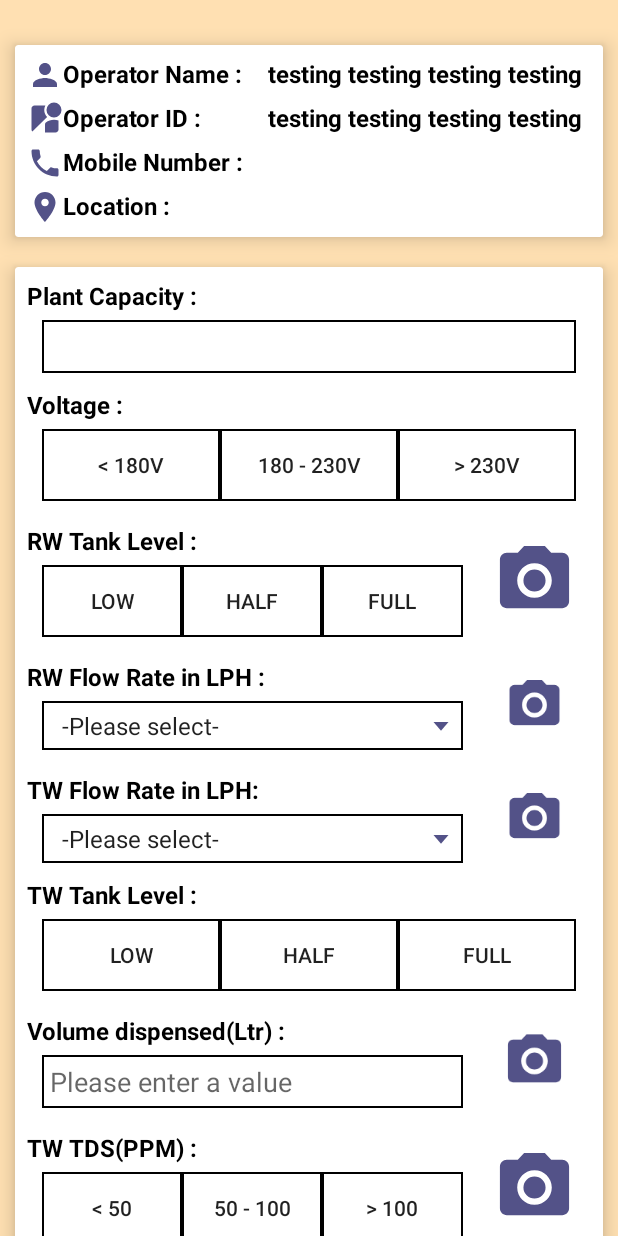
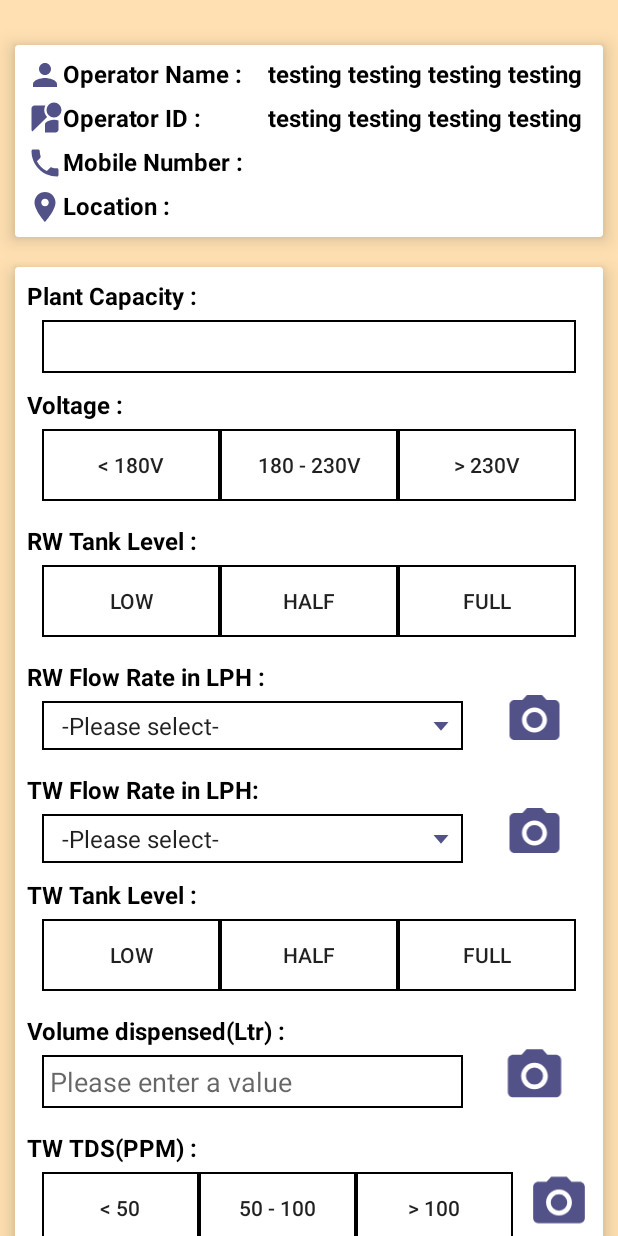
Before and after one commit to CharanNK/ShuddhaNeeru, an Android app: the layout operator_data_entry.xml on its own in the app's theme, with its tools: preview values and no code run, on a phone screen of 412 x 824 dp. Run offline under Robolectric (Android 15) with nearby library versions, the phone set to English and light mode, and no system bars; Roboto replaces fonts that are not available here.

Commit message:
@k dashboard changes

```diff
--- a/app/src/main/java/com/sanradiance/mobilewpp/PlantsAdapter.java
+++ b/app/src/main/java/com/sanradiance/mobilewpp/PlantsAdapter.java
@@ -126,7 +126,7 @@ public class PlantsAdapter extends RecyclerView.Adapter<PlantsAdapter.ViewHolder
                                             reasonOfFailure = "no_water";
                                             break;
                                         case 2:
-                                            reasonOfFailure = "breakdown";
+                                            reasonOfFailure = "break_down";
                                             break;
                                         default:
                                             reasonOfFailure = "no_power";
@@ -167,9 +167,9 @@ public class PlantsAdapter extends RecyclerView.Adapter<PlantsAdapter.ViewHolder
     private void updateFailureReason(int id, String reasonOfFailure) {
         try {
             JSONObject paramJson = new JSONObject();
-            paramJson.put("plant_id", "1");
+            paramJson.put("plant_id",id);
             paramJson.put("plant_working_status", "0");
-            paramJson.put("plant_failure_reason", "no_power");
+            paramJson.put("plant_failure_reason", reasonOfFailure);
 
             JsonObjectRequest jsonObjectRequest = new JsonObjectRequest(Request.Method.POST, failureStatusURL, paramJson, new Response.Listener<JSONObject>() {
                 @Override
--- a/app/src/main/res/layout/operator_data_entry.xml
+++ b/app/src/main/res/layout/operator_data_entry.xml
@@ -18,19 +18,19 @@
             <android.support.v7.widget.CardView
                 android:layout_width="match_parent"
                 android:layout_height="wrap_content"
+                android:layout_marginLeft="10dp"
+                android:layout_marginTop="@dimen/mainActivityPadding"
+                android:layout_marginRight="10dp"
                 android:layout_marginBottom="20dp"
-                android:layout_marginLeft="10dp"
-                android:layout_marginRight="10dp"
-                android:layout_marginTop="@dimen/mainActivityPadding"
                 app:cardElevation="8dp">
 
                 <TableLayout
                     android:layout_width="match_parent"
                     android:layout_height="wrap_content"
+                    android:layout_marginLeft="@dimen/card_view_marginleft"
+                    android:layout_marginTop="@dimen/card_view_margintop"
+                    android:layout_marginRight="@dimen/card_view_marginleft"
                     android:layout_marginBottom="@dimen/card_view_margintop"
-                    android:layout_marginLeft="@dimen/card_view_marginleft"
-                    android:layout_marginRight="@dimen/card_view_marginleft"
-                    android:layout_marginTop="@dimen/card_view_margintop"
                     android:orientation="vertical">
 
                     <TableRow>
@@ -116,9 +116,9 @@
             <android.support.v7.widget.CardView
                 android:layout_width="match_parent"
                 android:layout_height="wrap_content"
-                android:layout_marginBottom="20dp"
                 android:layout_marginLeft="10dp"
                 android:layout_marginRight="10dp"
+                android:layout_marginBottom="20dp"
                 app:cardElevation="8dp">
 
                 <LinearLayout
@@ -130,8 +130,8 @@
                     android:orientation="vertical">
 
                     <TextView
+                        android:id="@+id/label_plantcapacity"
                         style="@style/operatorTextView"
-                        android:id="@+id/label_plantcapacity"
                         android:layout_width="wrap_content"
                         android:layout_height="wrap_content"
                         android:text="@string/plant_capacity" />
@@ -142,16 +142,15 @@
                         android:layout_width="match_parent"
                         android:layout_height="wrap_content"
                         android:layout_marginLeft="10dp"
+                        android:layout_marginTop="5dp"
                         android:layout_marginRight="10dp"
-                        android:layout_marginTop="5dp"
                         android:background="@drawable/edittext_bg"
-                        android:padding="5dp"
                         android:editable="false"
-                        />
+                        android:padding="5dp" />
 
                     <TextView
+                        android:id="@+id/label_plantvoltage"
                         style="@style/operatorTextView"
-                        android:id="@+id/label_plantvoltage"
                         android:layout_width="wrap_content"
                         android:layout_height="wrap_content"
                         android:layout_marginTop="10dp"
@@ -161,8 +160,8 @@
                         android:layout_width="match_parent"
                         android:layout_height="wrap_content"
                         android:layout_marginLeft="10dp"
+                        android:layout_marginTop="5dp"
                         android:layout_marginRight="10dp"
-                        android:layout_marginTop="5dp"
                         android:orientation="horizontal">
 
                         <Button
@@ -203,8 +202,8 @@
                             android:orientation="vertical">
 
                             <TextView
+                                android:id="@+id/label_rwtanklevel"
                                 style="@style/operatorTextView"
-                                android:id="@+id/label_rwtanklevel"
                                 android:layout_width="wrap_content"
                                 android:layout_height="wrap_content"
                                 android:text="@string/rwtl" />
@@ -213,8 +212,8 @@
                                 android:layout_width="match_parent"
                                 android:layout_height="wrap_content"
                                 android:layout_marginLeft="10dp"
+                                android:layout_marginTop="5dp"
                                 android:layout_marginRight="10dp"
-                                android:layout_marginTop="5dp"
                                 android:orientation="horizontal">
 
                                 <Button
@@ -243,12 +242,52 @@
                             </LinearLayout>
                         </LinearLayout>
 
+                    </LinearLayout>
+
+                    <LinearLayout
+                        android:layout_width="match_parent"
+                        android:layout_height="wrap_content"
+                        android:layout_marginTop="15dp"
+                        android:orientation="horizontal">
+
+                        <LinearLayout
+                            android:layout_width="0dp"
+                            android:layout_height="wrap_content"
+                            android:layout_weight="0.8"
+                            android:orientation="vertical">
+
+                            <TextView
+                                android:id="@+id/label_rwflowrate"
+                                style="@style/operatorTextView"
+                                android:layout_width="wrap_content"
+                                android:layout_height="wrap_content"
+                                android:text="@string/rwfl" />
+
+                            <LinearLayout
+                                android:layout_width="match_parent"
+                                android:layout_height="wrap_content"
+                                android:layout_marginLeft="10dp"
+                                android:layout_marginTop="5dp"
+                                android:layout_marginRight="10dp"
+                                android:orientation="horizontal">
+
+                                <Spinner
+                                    android:id="@+id/rwflowrate_spinner"
+                                    style="@style/spinnerBackground"
+                                    android:layout_width="match_parent"
+                                    android:layout_height="wrap_content"
+                                    android:entries="@array/rw_flow_level_500"
+                                    android:padding="5dp"></Spinner>
+
+                            </LinearLayout>
+                        </LinearLayout>
+
                         <ImageView
+                            android:id="@+id/rwflowrateCamera"
                             android:layout_width="0dp"
-                            android:id="@+id/rwtanklevelCamera"
                             android:layout_height="match_parent"
                             android:layout_weight="0.2"
-                            android:padding="10dp"
+                            android:paddingTop="20dp"
                             android:src="@drawable/ic_camera" />
                     </LinearLayout>
 
@@ -265,55 +304,8 @@
                             android:orientation="vertical">
 
                             <TextView
+                                android:id="@+id/label_twflowrate"
                                 style="@style/operatorTextView"
-                                android:id="@+id/label_rwflowrate"
-                                android:layout_width="wrap_content"
-                                android:layout_height="wrap_content"
-                                android:text="@string/rwfl" />
-
-                            <LinearLayout
-                                android:layout_width="match_parent"
-                                android:layout_height="wrap_content"
-                                android:layout_marginLeft="10dp"
-                                android:layout_marginRight="10dp"
-                                android:layout_marginTop="5dp"
-                                android:orientation="horizontal">
-
-                                <Spinner
-                                    android:id="@+id/rwflowrate_spinner"
-                                    style="@style/spinnerBackground"
-                                    android:layout_width="match_parent"
-                                    android:layout_height="wrap_content"
-                                    android:entries="@array/rw_flow_level_500"
-                                    android:padding="5dp"></Spinner>
-
-                            </LinearLayout>
-                        </LinearLayout>
-
-                        <ImageView
-                            android:layout_width="0dp"
-                            android:id="@+id/rwflowrateCamera"
-                            android:layout_height="match_parent"
-                            android:layout_weight="0.2"
-                            android:padding="10dp"
-                            android:src="@drawable/ic_camera" />
-                    </LinearLayout>
-
-                    <LinearLayout
-                        android:layout_width="match_parent"
-                        android:layout_height="wrap_content"
-                        android:layout_marginTop="15dp"
-                        android:orientation="horizontal">
-
-                        <LinearLayout
-                            android:layout_width="0dp"
-                            android:layout_height="wrap_content"
-                            android:layout_weight="0.8"
-                            android:orientation="vertical">
-
-                            <TextView
-                                style="@style/operatorTextView"
-                                android:id="@+id/label_twflowrate"
                                 android:layout_width="wrap_content"
                                 android:layout_height="wrap_content"
                                 android:text="@string/twfl" />
@@ -322,8 +314,8 @@
                                 android:layout_width="match_parent"
                                 android:layout_height="wrap_content"
                                 android:layout_marginLeft="10dp"
+                                android:layout_marginTop="5dp"
                                 android:layout_marginRight="10dp"
-                                android:layout_marginTop="5dp"
                                 android:orientation="horizontal">
 
                                 <Spinner
@@ -338,17 +330,17 @@
                         </LinearLayout>
 
                         <ImageView
+                            android:id="@+id/twflowrateCamera"
                             android:layout_width="0dp"
-                            android:id="@+id/twflowrateCamera"
                             android:layout_height="match_parent"
                             android:layout_weight="0.2"
-                            android:padding="10dp"
+                            android:paddingTop="20dp"
                             android:src="@drawable/ic_camera" />
                     </LinearLayout>
 
                     <TextView
+                        android:id="@+id/label_twtanklevel"
                         style="@style/operatorTextView"
-                        android:id="@+id/label_twtanklevel"
                         android:layout_width="wrap_content"
                         android:layout_height="wrap_content"
                         android:layout_marginTop="10dp"
@@ -358,8 +350,8 @@
                         android:layout_width="match_parent"
                         android:layout_height="wrap_content"
                         android:layout_marginLeft="10dp"
+                        android:layout_marginTop="5dp"
                         android:layout_marginRight="10dp"
-                        android:layout_marginTop="5dp"
                         android:orientation="horizontal">
 
                         <Button
@@ -400,8 +392,8 @@
                             android:orientation="vertical">
 
                             <TextView
+                                android:id="@+id/label_volumedispensed"
                                 style="@style/operatorTextView"
-                                android:id="@+id/label_volumedispensed"
                                 android:layout_width="wrap_content"
                                 android:layout_height="wrap_content"
                                 android:text="@string/volume_disposed" />
@@ -410,29 +402,29 @@
                                 android:layout_width="match_parent"
                                 android:layout_height="wrap_content"
                                 android:layout_marginLeft="10dp"
+                                android:layout_marginTop="5dp"
                                 android:layout_marginRight="10dp"
-                                android:layout_marginTop="5dp"
                                 android:orientation="horizontal">
 
                                 <EditText
                                     android:id="@+id/volumedisposed_value"
-                                    android:inputType="number"
                                     android:layout_width="match_parent"
                                     android:layout_height="wrap_content"
                                     android:background="@drawable/edittext_bg"
+                                    android:hint="Please enter a value"
+                                    android:inputType="number"
                                     android:padding="5dp"
-                                    android:hint="Please enter a value"
                                     android:textColor="@color/colorBlack"></EditText>
 
                             </LinearLayout>
                         </LinearLayout>
 
                         <ImageView
+                            android:id="@+id/volumedispensedCamera"
                             android:layout_width="0dp"
-                            android:id="@+id/volumedispensedCamera"
                             android:layout_height="match_parent"
                             android:layout_weight="0.2"
-                            android:padding="10dp"
+                            android:paddingTop="20dp"
                             android:src="@drawable/ic_camera" />
                     </LinearLayout>
 
@@ -449,8 +441,8 @@
                             android:orientation="vertical">
 
                             <TextView
+                                android:id="@+id/label_twtds"
                                 style="@style/operatorTextView"
-                                android:id="@+id/label_twtds"
                                 android:layout_width="wrap_content"
                                 android:layout_height="wrap_content"
                                 android:text="@string/twtds" />
@@ -459,8 +451,8 @@
                                 android:layout_width="match_parent"
                                 android:layout_height="wrap_content"
                                 android:layout_marginLeft="10dp"
+                                android:layout_marginTop="5dp"
                                 android:layout_marginRight="10dp"
-                                android:layout_marginTop="5dp"
                                 android:orientation="horizontal">
 
                                 <Button
@@ -490,11 +482,11 @@
                         </LinearLayout>
 
                         <ImageView
+                            android:id="@+id/twtdsCamera"
                             android:layout_width="0dp"
-                            android:id="@+id/twtdsCamera"
                             android:layout_height="match_parent"
-                            android:layout_weight="0.2"
-                            android:padding="10dp"
+                            android:layout_weight="0.1"
+                            android:paddingTop="20dp"
                             android:src="@drawable/ic_camera" />
                     </LinearLayout>
 
@@ -511,8 +503,8 @@
                             android:orientation="vertical">
 
                             <TextView
+                                android:id="@+id/label_electricitymeter"
                                 style="@style/operatorTextView"
-                                android:id="@+id/label_electricitymeter"
                                 android:layout_width="wrap_content"
                                 android:layout_height="wrap_content"
                                 android:text="@string/electricity_meter" />
@@ -521,40 +513,40 @@
                                 android:layout_width="match_parent"
                                 android:layout_height="wrap_content"
                                 android:layout_marginLeft="10dp"
+                                android:layout_marginTop="5dp"
                                 android:layout_marginRight="10dp"
-                                android:layout_marginTop="5dp"
                                 android:orientation="horizontal">
 
                                 <EditText
                                     android:id="@+id/electricity_meter_value"
-                                    android:inputType="number"
                                     android:layout_width="match_parent"
                                     android:layout_height="wrap_content"
                                     android:background="@drawable/edittext_bg"
+                                    android:hint="Please enter a value"
+                                    android:inputType="number"
                                     android:padding="5dp"
-                                    android:hint="Please enter a value"
                                     android:textColor="@color/colorBlack"></EditText>
 
                             </LinearLayout>
                         </LinearLayout>
 
                         <ImageView
+                            android:id="@+id/electricitymeterCamera"
                             android:layout_width="0dp"
-                            android:id="@+id/electricitymeterCamera"
                             android:layout_height="match_parent"
-                            android:layout_weight="0.2"
-                            android:padding="10dp"
+                            android:layout_weight="0.15"
+                            android:paddingTop="20dp"
                             android:src="@drawable/ic_camera" />
                     </LinearLayout>
 
                     <Button
+                        android:id="@+id/operator_submit_button"
                         style="@style/AppTheme.Button"
-                        android:id="@+id/operator_submit_button"
                         android:layout_width="wrap_content"
                         android:layout_height="wrap_content"
                         android:layout_gravity="center"
+                        android:layout_marginTop="15dp"
                         android:layout_marginBottom="15dp"
-                        android:layout_marginTop="15dp"
                         android:paddingLeft="20dp"
                         android:paddingRight="20dp"
                         android:text="SUBMIT" />
--- a/app/src/main/res/values/strings.xml
+++ b/app/src/main/res/values/strings.xml
@@ -1,5 +1,5 @@
 <resources>
-    <string name="app_name">MobileWPP</string>
+    <string name="app_name">Shuddha Neeru</string>
     <string name="operator_buttontext">OPERATOR</string>
     <string name="supervisor_buttontext">SUPERVISOR</string>
     <string name="dashboards_buttontext">DASHBOARDS</string>
```
Also changed, not shown: app/src/main/java/com/sanradiance/mobilewpp/OperatorDataEntry.java (+34 -10 lines).
